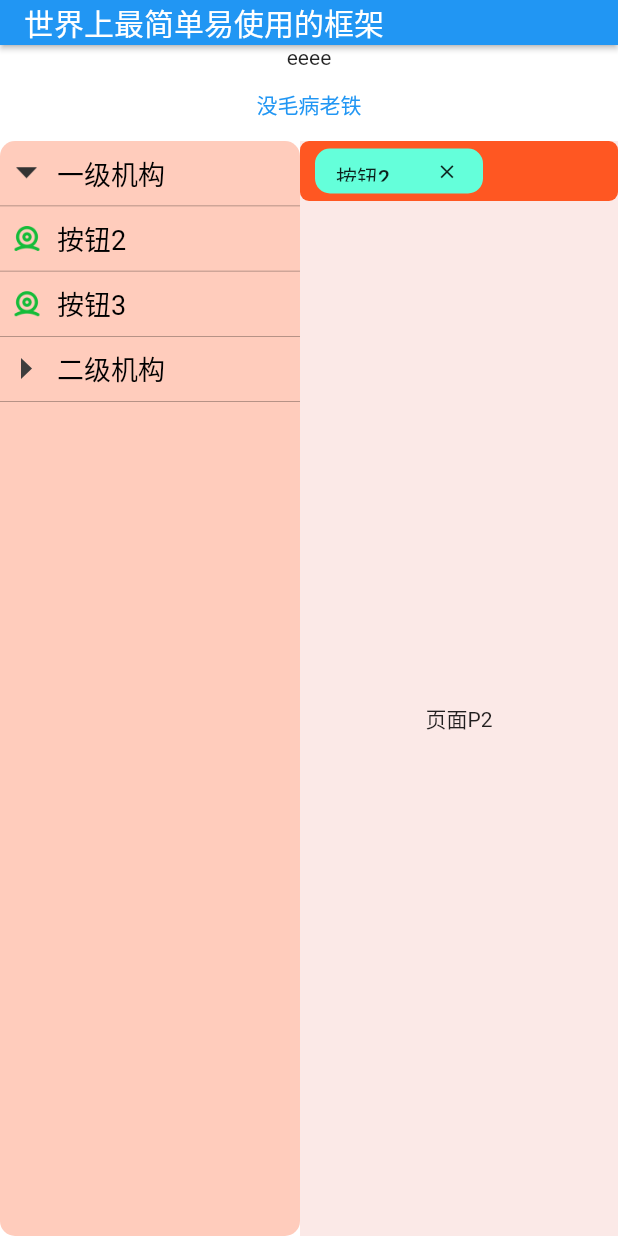
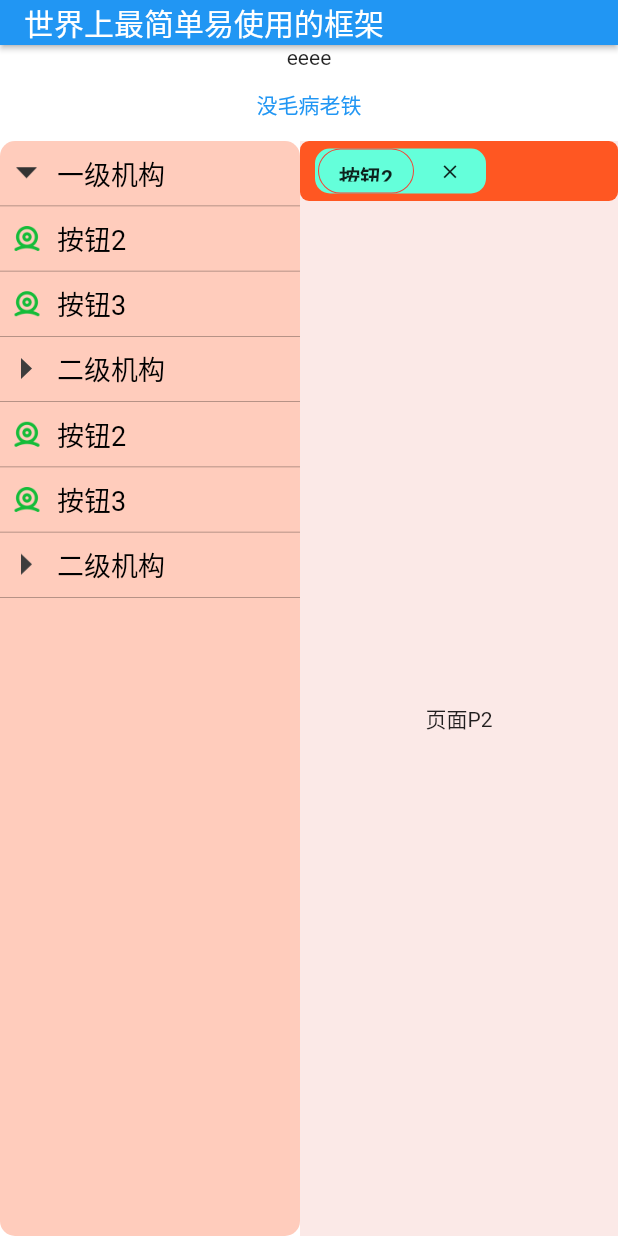
Before and after one commit to msfm2018/web_admin, a Flutter app: the screen it shows after launch, after a tap on "没毛病老铁", after a tap on "一级机构", after a tap on "按钮2", on a phone screen of 412 x 824 dp. Run offline on Flutter 3.47's test engine with Material 2 defaults, Android fonts, the phone set to English and light mode, and no system bars; missing offline and left inert: dart:ffi.

Commit message:
Add files via upload

```diff
--- a/lib/bean/tree_node.dart
+++ b/lib/bean/tree_node.dart
@@ -3,7 +3,7 @@ import 'ObjectBean.dart';
 enum NodeState { nsExpanded, nsSelected, nsFocused }
 
 class TreeNode<T> {
-  bool expand = true;
+  bool expand;
   int depth;
   bool isLeaf;
   int nodeId;
@@ -59,6 +59,7 @@ class TreeNodes {
         break;
       }
     }
+    index = index == -1 ? 0 : index;
     expandItem.insertAll(index, tmp);
   }
 
--- a/lib/bean/tree_view.dart
+++ b/lib/bean/tree_view.dart
@@ -5,7 +5,7 @@ import 'leaf_item.dart';
 import 'tree_node.dart';
 import 'cfg.dart';
 
-typedef fcb = void Function(String name);
+typedef Fcb = void Function(String name);
 
 class TreeView extends StatefulWidget {
   const TreeView(this.organs, {Key? key}) : super(key: key);
@@ -19,6 +19,7 @@ class _TreeViewState extends State<TreeView> {
   void initState() {
     TreeNodes().dataParses(widget.organs);
     TreeNodes().init();
+    TreeNodes().expand(1);
     super.initState();
   }
 
@@ -73,7 +74,7 @@ class _TreeViewState extends State<TreeView> {
     Cfg().updateUi();
   }
 
-  Widget btnWidget(name, fcb openViewPage, fcb delViewPage) {
+  Widget btnWidget(name, Fcb openViewPage, Fcb delViewPage) {
     double iconSize = Cfg().titleBtn / 2;
     return Container(
       height: Cfg().titleBtn,
@@ -87,14 +88,31 @@ class _TreeViewState extends State<TreeView> {
       child: Row(
         mainAxisSize: MainAxisSize.min,
         children: [
+          const SizedBox(
+            width: 2,
+          ),
           TextButton(
+              style: ButtonStyle(
+                  //圆角
+                  shape: MaterialStateProperty.all(RoundedRectangleBorder(
+                      borderRadius: BorderRadius.circular(18.67))),
+                  //边框
+                  side: MaterialStateProperty.all(
+                    const BorderSide(color: Colors.red, width: 0.67),
+                  ),
+                  //背景
+                  backgroundColor:
+                      MaterialStateProperty.all(Colors.transparent)),
+              child: Text(
+                name,
+                style: const TextStyle(
+                    fontWeight: FontWeight.bold,
+                    color: Colors.black87,
+                    fontSize: 14),
+              ),
               onPressed: () {
                 openViewPage(name);
-              },
-              child: Text(
-                name,
-                style: const TextStyle(color: Colors.black87),
-              )),
+              }),
           IconButton(
               onPressed: () {
                 delViewPage(name);
```
